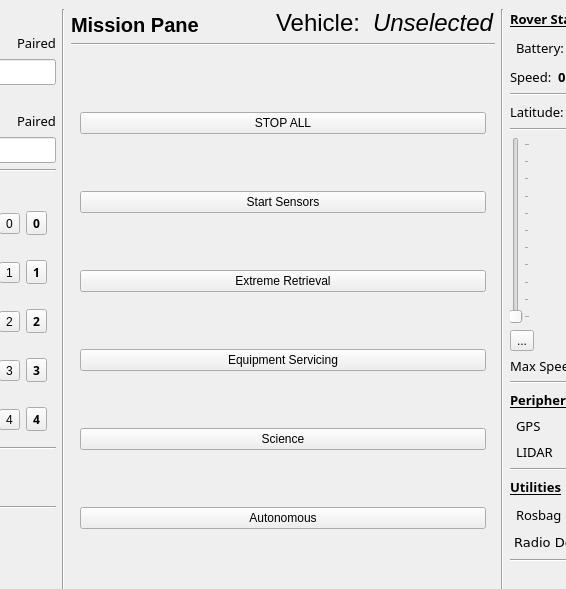
This is scripts/gui/main.ui in NovaRoverTeam/base_station as Qt 5 draws it before an edit; both pictures show x 366 to 932 and y 0 to 589 of the 1297 by 696 pixel window. The edited form follows.
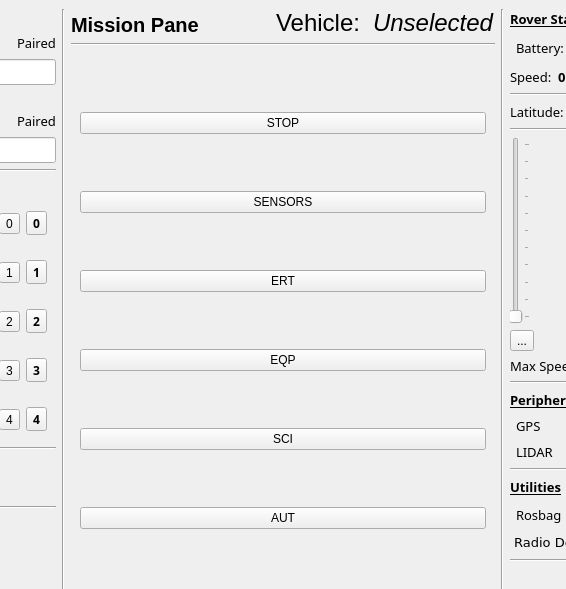
This is the edited form. The open tabs and pages were chosen to show the change. Icons and pictures are not drawn. Custom widgets are drawn as their Qt base class.

What changed in the file:
```diff
--- a/scripts/gui/main.ui
+++ b/scripts/gui/main.ui
@@ -1336,42 +1336,42 @@
             <item>
              <widget class="QPushButton" name="button_stopall">
               <property name="text">
-               <string>STOP ALL</string>
+               <string>STOP</string>
               </property>
              </widget>
             </item>
             <item>
              <widget class="QPushButton" name="button_sensors">
               <property name="text">
-               <string>Start Sensors</string>
+               <string>SENSORS</string>
               </property>
              </widget>
             </item>
             <item>
              <widget class="QPushButton" name="button_ert">
               <property name="text">
-               <string>Extreme Retrieval</string>
+               <string>ERT</string>
               </property>
              </widget>
             </item>
             <item>
              <widget class="QPushButton" name="button_eqp">
               <property name="text">
-               <string>Equipment Servicing</string>
+               <string>EQP</string>
               </property>
              </widget>
             </item>
             <item>
              <widget class="QPushButton" name="button_sci">
               <property name="text">
-               <string>Science</string>
+               <string>SCI</string>
               </property>
              </widget>
             </item>
             <item>
              <widget class="QPushButton" name="button_aut">
               <property name="text">
-               <string>Autonomous</string>
+               <string>AUT</string>
               </property>
              </widget>
             </item>
```
Left out of the diff: 99 changed lines with no effect on the pictures.
